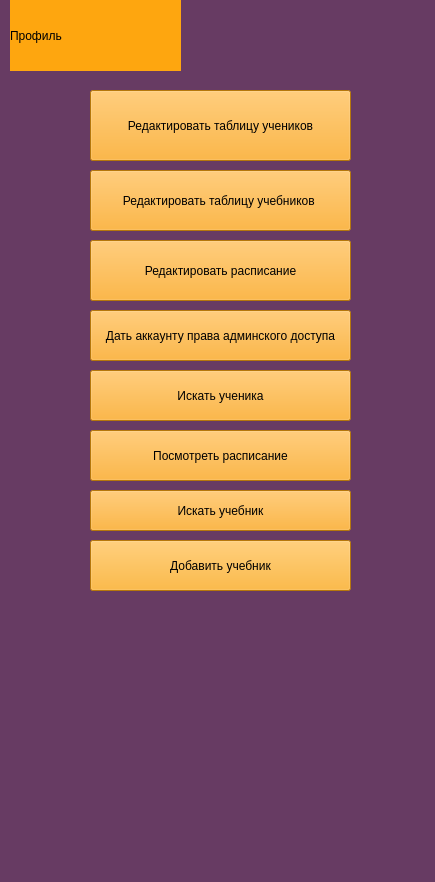
geoiva05/clever_placing, file data/main_admin.ui: the form before one commit.
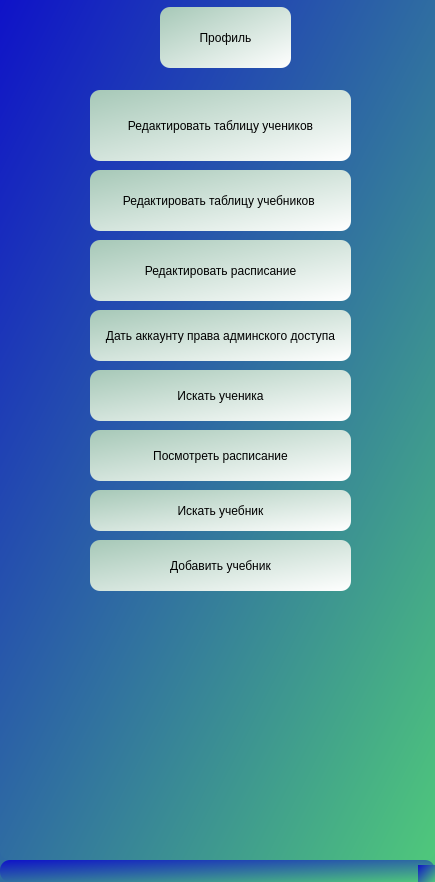
The form after the commit.

Diff of the .ui file:
```diff
--- a/data/main_admin.ui
+++ b/data/main_admin.ui
@@ -14,7 +14,8 @@
    <string>MainWindow</string>
   </property>
   <property name="styleSheet">
-   <string notr="true">background-color: rgb(103, 59, 99);</string>
+   <string notr="true">background-color: qlineargradient(spread:pad, x1:0, y1:0, x2:1, y2:1, stop:0 rgba(15, 18, 200, 255), stop:1 rgba(79, 200, 123, 255));
+border-radius: 10px;</string>
   </property>
   <widget class="QWidget" name="centralwidget">
    <widget class="QPushButton" name="students">
@@ -27,7 +28,7 @@
      </rect>
     </property>
     <property name="styleSheet">
-     <string notr="true">background-color: rgb(254, 166, 15);</string>
+     <string notr="true">background-color: qlineargradient(spread:pad, x1:0, y1:0, x2:1, y2:1, stop:0 rgba(166, 200, 183, 255), stop:1 rgba(255, 255, 255, 255));</string>
     </property>
     <property name="text">
      <string>Редактировать таблицу учеников</string>
@@ -43,7 +44,7 @@
      </rect>
     </property>
     <property name="styleSheet">
-     <string notr="true">background-color: rgb(254, 166, 15);</string>
+     <string notr="true">background-color: qlineargradient(spread:pad, x1:0, y1:0, x2:1, y2:1, stop:0 rgba(166, 200, 183, 255), stop:1 rgba(255, 255, 255, 255));</string>
     </property>
     <property name="text">
      <string>Редактировать таблицу учебников </string>
@@ -59,28 +60,12 @@
      </rect>
     </property>
     <property name="styleSheet">
-     <string notr="true">background-color: rgb(254, 166, 15);</string>
+     <string notr="true">background-color: qlineargradient(spread:pad, x1:0, y1:0, x2:1, y2:1, stop:0 rgba(166, 200, 183, 255), stop:1 rgba(255, 255, 255, 255));</string>
     </property>
     <property name="text">
      <string>Редактировать расписание</string>
     </property>
    </widget>
-   <widget class="QLabel" name="profile">
-    <property name="geometry">
-     <rect>
-      <x>10</x>
-      <y>0</y>
-      <width>171</width>
-      <height>71</height>
-     </rect>
-    </property>
-    <property name="styleSheet">
-     <string notr="true">background-color: rgb(254, 166, 15);</string>
-    </property>
-    <property name="text">
-     <string>Профиль</string>
-    </property>
-   </widget>
    <widget class="QPushButton" name="admin">
     <property name="geometry">
      <rect>
@@ -91,7 +76,7 @@
      </rect>
     </property>
     <property name="styleSheet">
-     <string notr="true">background-color: rgb(254, 166, 15);</string>
+     <string notr="true">background-color: qlineargradient(spread:pad, x1:0, y1:0, x2:1, y2:1, stop:0 rgba(166, 200, 183, 255), stop:1 rgba(255, 255, 255, 255));</string>
     </property>
     <property name="text">
      <string>Дать аккаунту права админского доступа</string>
@@ -107,7 +92,7 @@
      </rect>
     </property>
     <property name="styleSheet">
-     <string notr="true">background-color: rgb(254, 166, 15);</string>
+     <string notr="true">background-color: qlineargradient(spread:pad, x1:0, y1:0, x2:1, y2:1, stop:0 rgba(166, 200, 183, 255), stop:1 rgba(255, 255, 255, 255));</string>
     </property>
     <property name="text">
      <string>Искать ученика</string>
@@ -123,7 +108,7 @@
      </rect>
     </property>
     <property name="styleSheet">
-     <string notr="true">background-color: rgb(254, 166, 15);</string>
+     <string notr="true">background-color: qlineargradient(spread:pad, x1:0, y1:0, x2:1, y2:1, stop:0 rgba(166, 200, 183, 255), stop:1 rgba(255, 255, 255, 255));</string>
     </property>
     <property name="text">
      <string>Посмотреть расписание</string>
@@ -139,7 +124,7 @@
      </rect>
     </property>
     <property name="styleSheet">
-     <string notr="true">background-color: rgb(254, 166, 15);</string>
+     <string notr="true">background-color: qlineargradient(spread:pad, x1:0, y1:0, x2:1, y2:1, stop:0 rgba(166, 200, 183, 255), stop:1 rgba(255, 255, 255, 255));</string>
     </property>
     <property name="text">
      <string>Искать учебник</string>
@@ -155,12 +140,28 @@
      </rect>
     </property>
     <property name="styleSheet">
-     <string notr="true">background-color: rgb(255, 167, 15);</string>
+     <string notr="true">background-color: qlineargradient(spread:pad, x1:0, y1:0, x2:1, y2:1, stop:0 rgba(166, 200, 183, 255), stop:1 rgba(255, 255, 255, 255));</string>
     </property>
     <property name="text">
      <string>Добавить учебник</string>
     </property>
    </widget>
+   <widget class="QPushButton" name="profile">
+    <property name="geometry">
+     <rect>
+      <x>160</x>
+      <y>7</y>
+      <width>131</width>
+      <height>61</height>
+     </rect>
+    </property>
+    <property name="styleSheet">
+     <string notr="true">background-color: qlineargradient(spread:pad, x1:0, y1:0, x2:1, y2:1, stop:0 rgba(166, 200, 183, 255), stop:1 rgba(255, 255, 255, 255));</string>
+    </property>
+    <property name="text">
+     <string>Профиль</string>
+    </property>
+   </widget>
   </widget>
   <widget class="QMenuBar" name="menubar">
    <property name="geometry">
```
Left out of the diff: 2 changed lines with no effect on the pictures.
